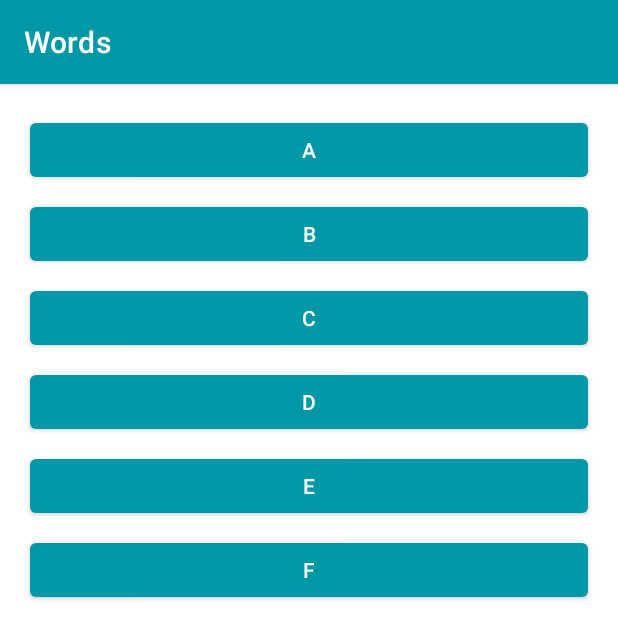
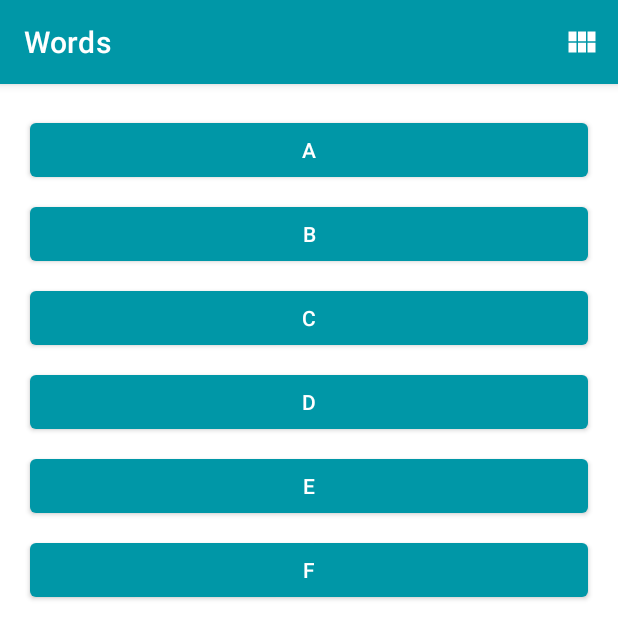
Before and after one commit to EdilsonDiasAlves/android-basics-kotlin-words-app, an Android app: the screen it shows after launch (MainActivity), on a phone screen of 412 x 824 dp, the top half of it. Run offline under Robolectric (Android 15) with nearby library versions, the phone set to English and light mode, and no system bars.

Commit message:
Implement Menu button

```diff
--- a/app/src/main/java/com/example/wordsapp/MainActivity.kt
+++ b/app/src/main/java/com/example/wordsapp/MainActivity.kt
@@ -16,7 +16,11 @@
 package com.example.wordsapp
 
 import android.os.Bundle
+import android.view.Menu
+import android.view.MenuItem
 import androidx.appcompat.app.AppCompatActivity
+import androidx.core.content.ContextCompat
+import androidx.recyclerview.widget.GridLayoutManager
 import androidx.recyclerview.widget.LinearLayoutManager
 import androidx.recyclerview.widget.RecyclerView
 import com.example.wordsapp.databinding.ActivityMainBinding
@@ -26,6 +30,7 @@ import com.example.wordsapp.databinding.ActivityMainBinding
  */
 class MainActivity : AppCompatActivity() {
     private lateinit var recyclerView: RecyclerView
+    private var isLinearLayoutManager = true
 
     override fun onCreate(savedInstanceState: Bundle?) {
         super.onCreate(savedInstanceState)
@@ -35,8 +40,55 @@ class MainActivity : AppCompatActivity() {
 
         recyclerView = binding.recyclerView
         // Sets the LinearLayoutManager of the recyclerview
-        recyclerView.layoutManager = LinearLayoutManager(this)
+        chooseLayout()
+    }
+
+    override fun onCreateOptionsMenu(menu: Menu?): Boolean {
+        menuInflater.inflate(R.menu.layout_menu, menu)
+        val layoutButton = menu?.findItem(R.id.action_switch_layout)
+
+        // Calls code to set the icon based on the LinearLayoutManager of the RecyclerView
+        setIcon(layoutButton)
+        return true
+    }
+
+    override fun onOptionsItemSelected(item: MenuItem): Boolean {
+        return when (item.itemId) {
+            R.id.action_switch_layout -> {
+                // Sets isLinearLayoutManager (a Boolean) to the opposite value
+                isLinearLayoutManager = !isLinearLayoutManager
+                // Sets layout and icon
+                chooseLayout()
+                setIcon(item)
+
+                return true
+            }
+            //  Otherwise, do nothing and use the core event handling
+
+            // when clauses require that all possible paths be accounted for explicitly,
+            //  for instance both the true and false cases if the value is a Boolean,
+            //  or an else to catch all unhandled cases.
+            else -> super.onOptionsItemSelected(item)
+        }
+    }
+
+    private fun chooseLayout() {
+        if(isLinearLayoutManager) {
+            recyclerView.layoutManager = LinearLayoutManager(this)
+        } else {
+            recyclerView.layoutManager = GridLayoutManager(this, 4)
+        }
         recyclerView.adapter = LetterAdapter()
     }
 
+    private fun setIcon(menuItem: MenuItem?) {
+        if (menuItem == null) return
+
+        menuItem.icon =
+            if (isLinearLayoutManager)
+                ContextCompat.getDrawable(this, R.drawable.ic_grid_layout)
+            else
+                ContextCompat.getDrawable(this, R.drawable.ic_linear_layout)
+    }
+
 }
```
